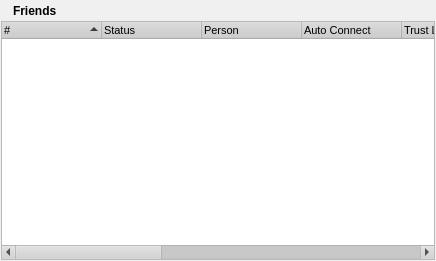
This is retroshare-gui/src/gui/PeersDialog.ui in RetroShare/RetroShare as Qt 5 draws it before an edit. The edited form follows.
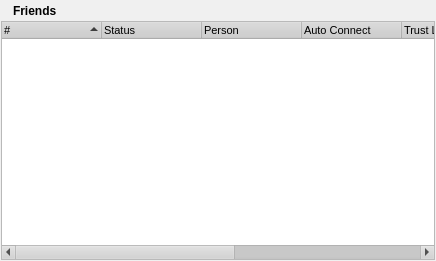
This is the edited form. Icons and pictures are not drawn.

Commit message: removed not realy needed columns location,country,Organisation,Authcode can see that in Peer Info.

The edit to the form file:
```diff
--- a/retroshare-gui/src/gui/PeersDialog.ui
+++ b/retroshare-gui/src/gui/PeersDialog.ui
@@ -496,7 +496,19 @@
    <property name="margin" >
     <number>1</number>
    </property>
-   <property name="spacing" >
+   <property name="topMargin" >
+    <number>1</number>
+   </property>
+   <property name="rightMargin" >
+    <number>1</number>
+   </property>
+   <property name="bottomMargin" >
+    <number>1</number>
+   </property>
+   <property name="horizontalSpacing" >
+    <number>1</number>
+   </property>
+   <property name="verticalSpacing" >
     <number>1</number>
    </property>
    <item row="0" column="0" >
@@ -504,7 +516,19 @@
      <property name="margin" >
       <number>0</number>
      </property>
-     <property name="spacing" >
+     <property name="topMargin" >
+      <number>0</number>
+     </property>
+     <property name="rightMargin" >
+      <number>0</number>
+     </property>
+     <property name="bottomMargin" >
+      <number>0</number>
+     </property>
+     <property name="horizontalSpacing" >
+      <number>0</number>
+     </property>
+     <property name="verticalSpacing" >
       <number>0</number>
      </property>
      <item row="0" column="1" >
@@ -525,7 +549,19 @@
        <property name="margin" >
         <number>0</number>
        </property>
-       <property name="spacing" >
+       <property name="topMargin" >
+        <number>0</number>
+       </property>
+       <property name="rightMargin" >
+        <number>0</number>
+       </property>
+       <property name="bottomMargin" >
+        <number>0</number>
+       </property>
+       <property name="horizontalSpacing" >
+        <number>6</number>
+       </property>
+       <property name="verticalSpacing" >
         <number>6</number>
        </property>
        <item row="0" column="0" >
@@ -605,31 +641,11 @@
          <string>Last Contact</string>
         </property>
        </column>
-       <column>
-        <property name="text" >
-         <string>Organisation</string>
-        </property>
-       </column>
-       <column>
-        <property name="text" >
-         <string>Location</string>
-        </property>
-       </column>
-       <column>
-        <property name="text" >
-         <string>Country</string>
-        </property>
-       </column>
        <column>
         <property name="text" >
          <string>Person Id</string>
         </property>
        </column>
-       <column>
-        <property name="text" >
-         <string>Auth Code</string>
-        </property>
-       </column>
       </widget>
      </item>
     </layout>
```
Left out of the diff: 6 changed lines with no effect on the pictures. The commit also changes 1 other file.
